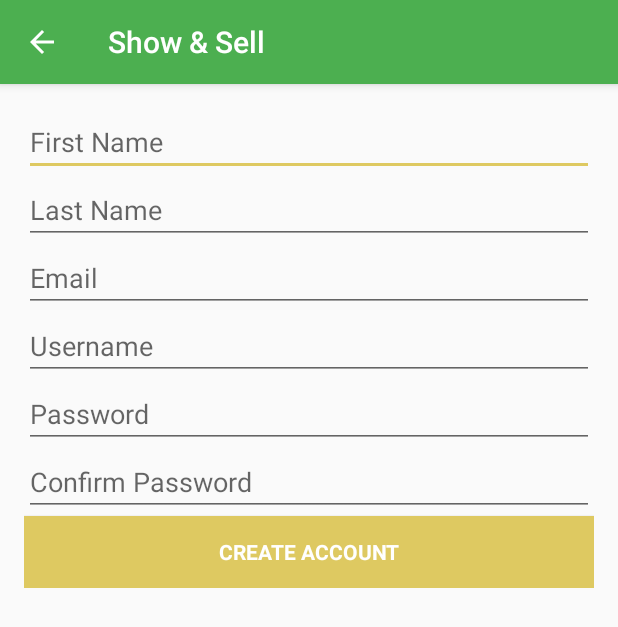
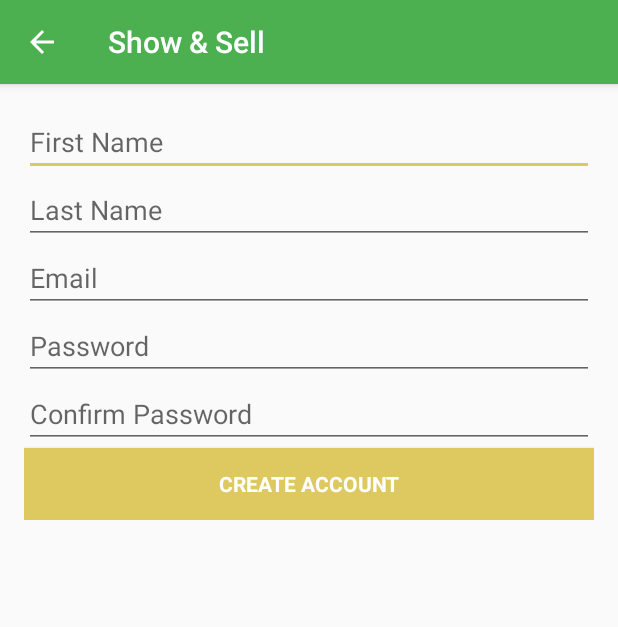
Before and after one commit to firejake308/Show-And-Sell, an Android app: the CreateAccountActivity screen opened directly, with no data from a screen before it, on a phone screen of 412 x 824 dp. Shown: the top 627 px of the screen. Run offline under Robolectric (Android 15) with nearby library versions, the phone set to English and light mode, and no system bars.

Commit message:
v1.1.0 *removed username * create group is bugged WARNING

```diff
--- a/app/build.gradle
+++ b/app/build.gradle
@@ -2,7 +2,7 @@
 
 android {
     compileSdkVersion 23
-    buildToolsVersion "23.0.3"
+    buildToolsVersion '23.0.3 '
 
     defaultConfig {
         applicationId "com.insertcoolnamehere.showandsell"
@@ -24,7 +24,7 @@
 
 
 dependencies {
-    compile fileTree(dir: 'libs', include: ['*.jar'])
+    compile fileTree(include: ['*.jar'], dir: 'libs')
     compile 'com.android.support:appcompat-v7:23.4.0'
     compile 'com.android.support:design:23.4.0'
     compile 'com.android.support:support-v4:23.4.0'
--- a/app/src/main/java/com/insertcoolnamehere/showandsell/BookmarksFragment.java
+++ b/app/src/main/java/com/insertcoolnamehere/showandsell/BookmarksFragment.java
@@ -46,7 +46,7 @@
         } else {
             // get user id and pass
             SharedPreferences savedData = getActivity().getSharedPreferences(getString(R.string.saved_data_file_key), Context.MODE_PRIVATE);
-            String userId = savedData.getString(getString(R.string.prompt_username), "NULL");
+            String userId = savedData.getString(getString(R.string.prompt_email), "NULL");
             String pw = savedData.getString(getString(R.string.prompt_password), "NULL");
             Log.d("BookmarksFragment", "Using bookmarks call");
 
--- a/app/src/main/java/com/insertcoolnamehere/showandsell/SettingsActivity.java
+++ b/app/src/main/java/com/insertcoolnamehere/showandsell/SettingsActivity.java
@@ -102,7 +102,7 @@
         SharedPreferences savedData = getSharedPreferences(getString(R.string.saved_data_file_key),
                 Context.MODE_PRIVATE);
         SharedPreferences.Editor editor = savedData.edit();
-        editor.remove(getString(R.string.prompt_username));
+        editor.remove(getString(R.string.prompt_email));
         editor.remove(getString(R.string.prompt_password));
         editor.remove(getString(R.string.prompt_first_name));
         editor.remove(getString(R.string.prompt_last_name));
--- a/app/src/main/res/layout/activity_create_account.xml
+++ b/app/src/main/res/layout/activity_create_account.xml
@@ -1,5 +1,6 @@
 <?xml version="1.0" encoding="utf-8"?>
-<FrameLayout xmlns:android="http://schemas.android.com/apk/res/android"
+<ScrollView
+    xmlns:android="http://schemas.android.com/apk/res/android"
     xmlns:tools="http://schemas.android.com/tools"
     android:layout_width="match_parent"
     android:layout_height="match_parent"
@@ -8,13 +9,9 @@
     android:paddingRight="@dimen/activity_horizontal_margin"
     android:paddingTop="@dimen/activity_vertical_margin"
     tools:context="com.insertcoolnamehere.showandsell.CreateAccountActivity">
-
-    <ScrollView
-        android:layout_width="match_parent"
-        android:layout_height="wrap_content">
     <LinearLayout
         android:layout_width="match_parent"
-            android:layout_height="match_parent"
+        android:layout_height="wrap_content"
         android:orientation="vertical">
         <EditText
         android:id="@+id/first_name_entry"
@@ -38,24 +35,14 @@
             android:layout_height="wrap_content"
             android:hint="@string/prompt_email"
             android:inputType="textEmailAddress"
-                android:maxLines="1"
-                android:singleLine="true"/>
-            <EditText
-                android:id="@+id/username_entry"
-                android:layout_width="match_parent"
-                android:layout_height="wrap_content"
-                android:hint="@string/prompt_username"
-                android:inputType="text"
-                android:maxLines="1"
-                android:singleLine="true"/>
+            android:maxLines="1"/>
         <EditText
             android:id="@+id/password_entry"
             android:layout_width="match_parent"
             android:layout_height="wrap_content"
             android:hint="@string/prompt_password"
             android:inputType="textPassword"
-                android:maxLines="1"
-                android:singleLine="true"/>
+            android:maxLines="1"/>
         <EditText
             android:id="@+id/confirm_password"
             android:layout_width="match_parent"
@@ -65,8 +52,7 @@
             android:imeActionLabel="@string/action_sign_up"
             android:imeOptions="actionUnspecified"
             android:inputType="textPassword"
-                android:maxLines="1"
-                android:singleLine="true"/>
+            android:maxLines="1"/>
 
         <Button
             android:id="@+id/create_account_btn"
@@ -79,4 +65,3 @@
             android:background="@color/colorAccent" />
     </LinearLayout>
 </ScrollView>
-</FrameLayout>
--- a/app/src/main/res/values/strings.xml
+++ b/app/src/main/res/values/strings.xml
@@ -4,7 +4,6 @@
     <string name="saved_data_file_key">com.insertcoolnamehere.showandsell.SAVED_DATA</string>
 
     <!-- Strings related to login -->
-    <string name="prompt_username">Username</string>
     <string name="prompt_password">Password</string>
     <string name="action_sign_in">Login</string>
     <string name="action_sign_in_short">Login</string>
```
Also changed, not shown: app/src/main/java/com/insertcoolnamehere/showandsell/CreateAccountActivity.java (+4 -16 lines), app/src/main/java/com/insertcoolnamehere/showandsell/LoginActivity.java (+11 -14 lines), app/src/main/res/layout/activity_login.xml (+5 -7 lines), app/src/main/res/layout/activity_main.xml (+11 -0 lines). Lines whose indentation alone changed are shown as unchanged.
